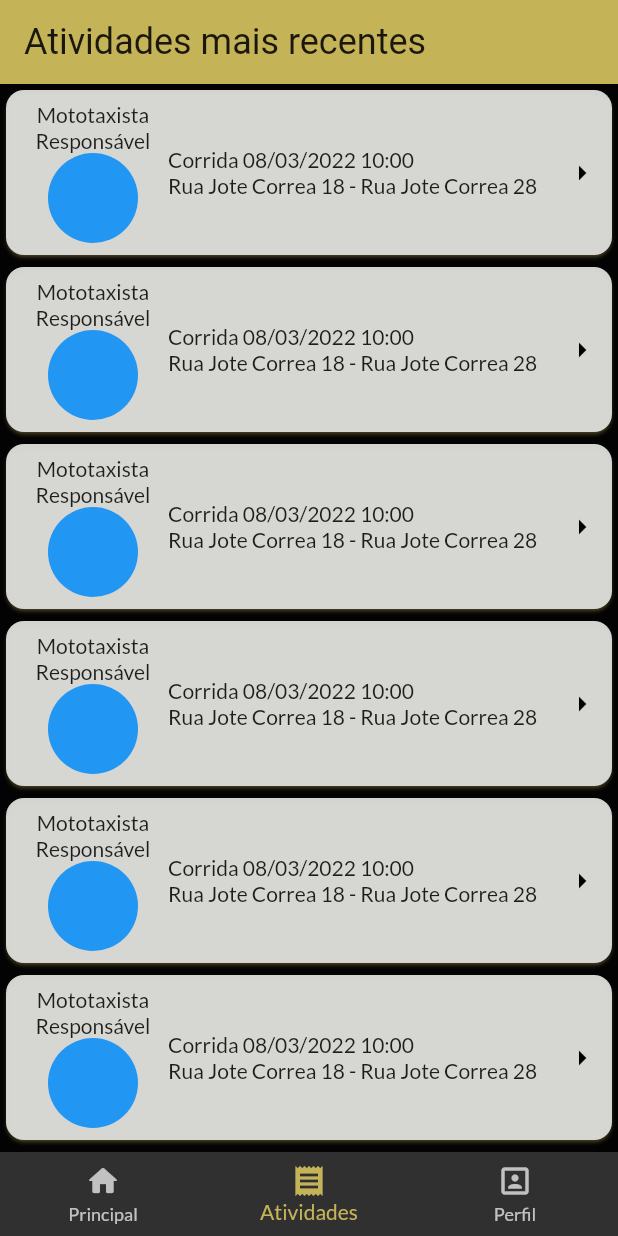
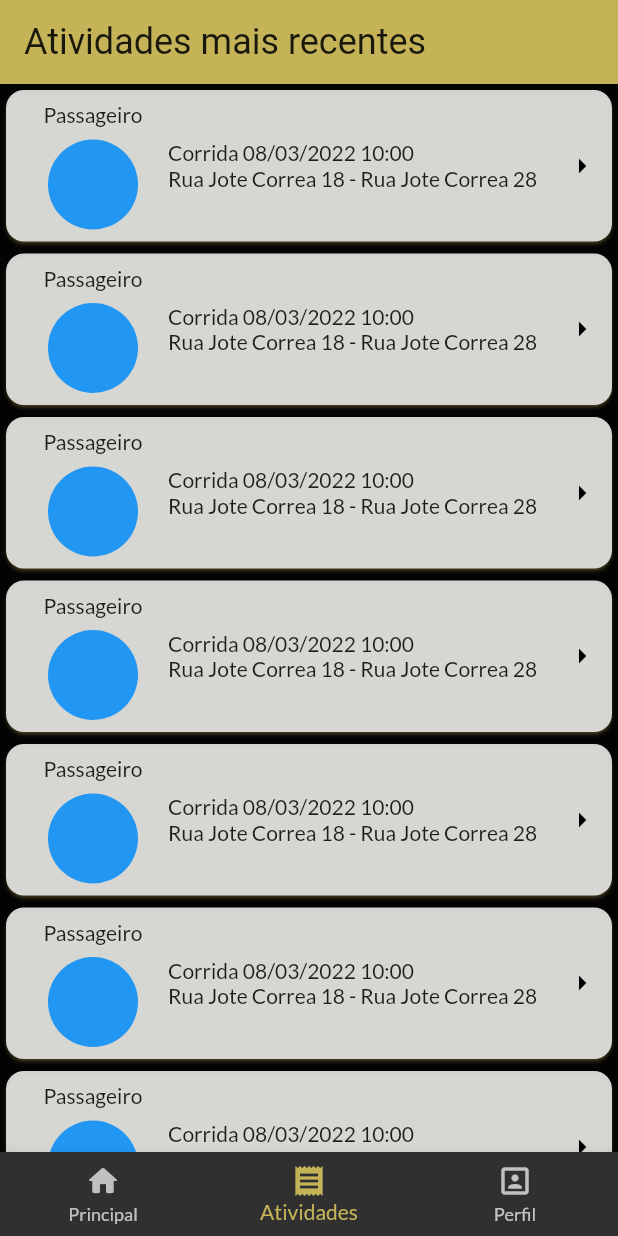
Before and after one commit to AlbertoJr789/app-motoblack-mototaxista, a Flutter app: the screen it shows after launch, item 2 of the bottom bar chosen, on a phone screen of 412 x 824 dp. Run offline on Flutter 3.47's test engine with Material 2 defaults, Android fonts, the phone set to English and light mode, and no system bars; our stand-ins replace flutter_svg, geolocator, google_fonts, google_maps_flutter.

Commit message:
tela de atividades

```diff
--- a/lib/screens/activities.dart
+++ b/lib/screens/activities.dart
@@ -30,15 +30,16 @@ class _ActivitiesState extends State<Activities> {
               child: Padding(
                 padding: const EdgeInsets.all(8.0),
                 child: Row(children: [
-                  Container(
+                   Container(
                     width: 100,
-                    child: Column(
+                    child: const Column(
                       mainAxisAlignment: MainAxisAlignment.center,
                       children: [
                         Text(
-                          'Mototaxista Responsável',
+                          'Passageiro',
                           textAlign: TextAlign.center,
                         ),
+                        SizedBox(height: 8,),
                         CircleAvatar(
                           radius: 30,
                           backgroundColor: Colors.blue,
@@ -46,7 +47,7 @@ class _ActivitiesState extends State<Activities> {
                       ],
                     ),
                   ),
-                  Expanded(
+                  const Expanded(
                     child: Column(
                       // mainAxisAlignment: MainAxisAlignment.start,
                       crossAxisAlignment: CrossAxisAlignment.start,
@@ -56,7 +57,7 @@ class _ActivitiesState extends State<Activities> {
                       ],
                     ),
                   ),
-                  Column(
+                  const Column(
                     mainAxisSize: MainAxisSize.min,
                     mainAxisAlignment: MainAxisAlignment.end,
                     children: [
--- a/lib/screens/activityDetails.dart
+++ b/lib/screens/activityDetails.dart
@@ -81,8 +81,11 @@ class ActivityDetails extends StatelessWidget {
                           mainAxisAlignment: MainAxisAlignment.center,
                           children: [
                             Text(
-                              'Mototaxista Responsável',
+                              'Passageiro',
                               textAlign: TextAlign.center,
+                            ),
+                            SizedBox(
+                              height: 8,
                             ),
                             CircleAvatar(
                               radius: 30,
@@ -93,18 +96,10 @@ class ActivityDetails extends StatelessWidget {
                       ),
                       Expanded(
                         child: Column(
-                          // mainAxisAlignment: MainAxisAlignment.start,
-                          crossAxisAlignment: CrossAxisAlignment.start,
-                          children: [
-                            Text('Arlindo de Souza Arantes'),
-                            Text('Veículo HYJ-9486'),
-                          ],
+                          mainAxisSize: MainAxisSize.min,
+                          mainAxisAlignment: MainAxisAlignment.end,
+                          children: [Text('Nota dada pelo passageiro:'), Text('☆☆☆☆☆')],
                         ),
-                      ),
-                      Column(
-                        mainAxisSize: MainAxisSize.min,
-                        mainAxisAlignment: MainAxisAlignment.end,
-                        children: [Text('Nota'), Text('☆☆☆☆☆')],
                       )
                     ]),
                   ],
```
